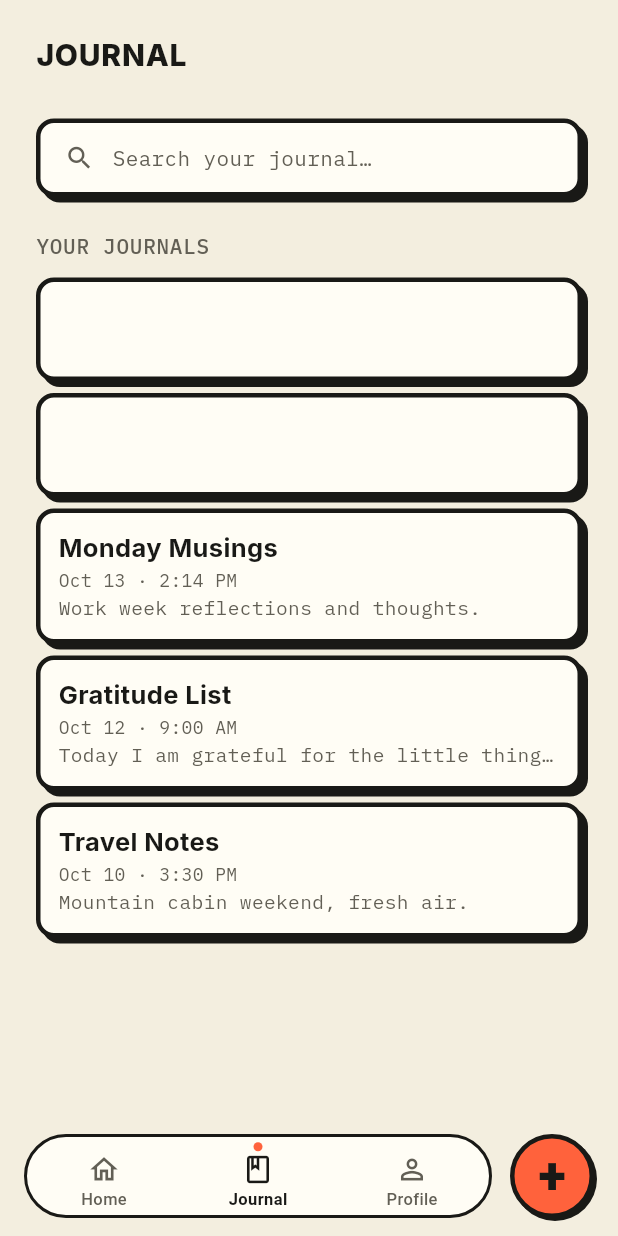
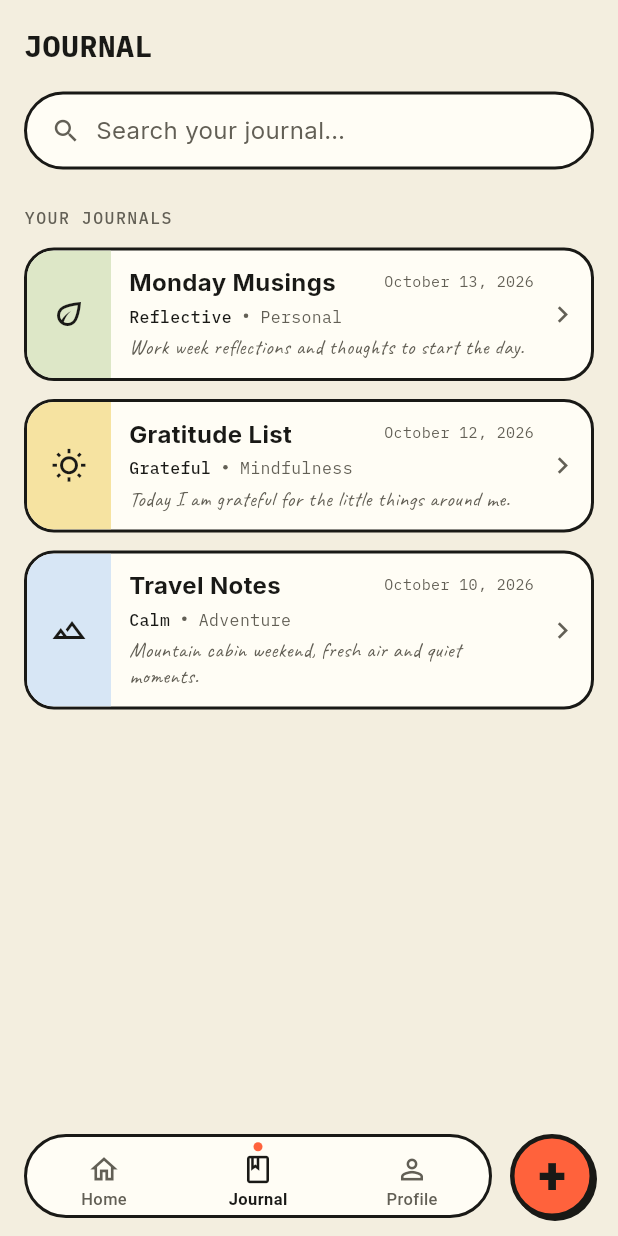
Before and after one commit to Swift2007/Kyou, a Flutter app: the JournalScreen screen opened directly, on a phone screen of 412 x 824 dp. Run offline on Flutter 3.47's test engine with Material 3 defaults, Android fonts, the phone set to English and light mode, and no system bars; our stand-ins replace dio, flutter_riverpod, flutter_svg, go_router, google_fonts, google_sign_in and 1 more; accounts and stored records are empty.

Commit message:
Polished the journal screen

```diff
--- a/frontend/lib/features/journal/journal_screen.dart
+++ b/frontend/lib/features/journal/journal_screen.dart
@@ -1,11 +1,11 @@
 // Responsibility: Journal screen — lists journals/entries. Uses shared bottom dock.
-// No status bar, no home indicator pill.
+// New journal cards: icon/color block, title/date, mood/trait, intro, chevron.
 import 'package:flutter/material.dart';
 import 'package:flutter_riverpod/flutter_riverpod.dart';
-import 'package:google_fonts/google_fonts.dart';
 
 import '../../core/theme.dart';
 import '../../core/widgets/app_bottom_dock.dart';
+import 'widgets/journal_entry_card.dart';
 
 class JournalScreen extends ConsumerWidget {
   const JournalScreen({super.key});
@@ -18,27 +18,26 @@ class JournalScreen extends ConsumerWidget {
       body: SafeArea(
         bottom: false,
         child: SingleChildScrollView(
-          padding: const EdgeInsets.fromLTRB(24, 12, 24, 120),
+          padding: const EdgeInsets.fromLTRB(16, 16, 16, 120),
           child: Column(
             crossAxisAlignment: CrossAxisAlignment.stretch,
             children: const [
               _JournalAppBar(),
-              SizedBox(height: 18),
+              SizedBox(height: 16),
               _JournalSearchField(),
               SizedBox(height: 24),
               Text(
                 'YOUR JOURNALS',
                 style: TextStyle(
                   fontFamily: 'IBM Plex Mono',
-                  fontSize: 14,
+                  fontSize: 11,
                   fontWeight: FontWeight.w500,
                   color: AppColors.muted,
-                  letterSpacing: 0.5,
-                  height: 18 / 14,
+                  letterSpacing: 1,
                 ),
               ),
               SizedBox(height: 12),
-              _JournalRows(),
+              _JournalCards(),
             ],
           ),
         ),
@@ -52,17 +51,13 @@ class _JournalAppBar extends StatelessWidget {
 
   @override
   Widget build(BuildContext context) {
-    return const Padding(
-      padding: EdgeInsets.symmetric(vertical: 10),
-      child: Text(
-        'JOURNAL',
-        style: TextStyle(
-          fontFamily: 'Inter',
-          fontSize: 20,
-          fontWeight: FontWeight.w800,
-          color: AppColors.ink,
-          letterSpacing: 0.5,
-        ),
+    return const Text(
+      'JOURNAL',
+      style: TextStyle(
+        fontFamily: 'IBM Plex Mono',
+        fontSize: 20,
+        fontWeight: FontWeight.w700,
+        color: AppColors.ink,
       ),
     );
   }
@@ -77,26 +72,24 @@ class _JournalSearchField extends StatelessWidget {
       height: 52,
       decoration: BoxDecoration(
         color: AppColors.surface,
-        borderRadius: BorderRadius.circular(12),
-        border: Border.all(color: AppColors.ink, width: 3),
-        boxShadow: const [
-          BoxShadow(color: AppColors.ink, offset: Offset(4, 4), blurRadius: 0),
-        ],
+        borderRadius: BorderRadius.circular(26),
+        border: Border.all(color: AppColors.ink, width: 2),
       ),
-      child: Row(
+      padding: const EdgeInsets.symmetric(horizontal: 16),
+      child: const Row(
         children: [
-          const SizedBox(width: 16),
-          const Icon(Icons.search, size: 20, color: AppColors.muted),
-          const SizedBox(width: 12),
+          Icon(Icons.search, size: 20, color: AppColors.muted),
+          SizedBox(width: 10),
           Expanded(
             child: Text(
               'Search your journal…',
-              style: GoogleFonts.ibmPlexMono(
-                fontSize: 14,
+              style: TextStyle(
+                fontFamily: 'Inter',
+                fontSize: 16,
                 fontWeight: FontWeight.w400,
                 color: AppColors.muted,
-                height: 19 / 14,
               ),
+              overflow: TextOverflow.ellipsis,
             ),
           ),
         ],
@@ -105,102 +98,43 @@ class _JournalSearchField extends StatelessWidget {
   }
 }
 
-class _JournalRows extends StatelessWidget {
-  const _JournalRows();
+class _JournalCards extends StatelessWidget {
+  const _JournalCards();
 
   @override
   Widget build(BuildContext context) {
     return Column(
       children: const [
-        _JournalRow(title: null, date: null, body: null),
-        SizedBox(height: 8),
-        _JournalRow(title: null, date: null, body: null),
-        SizedBox(height: 8),
-        _JournalRow(
+        JournalEntryCard(
           title: 'Monday Musings',
-          date: 'Oct 13 · 2:14 PM',
-          body: 'Work week reflections and thoughts.',
+          date: 'October 13, 2026',
+          mood: 'Reflective',
+          trait: 'Personal',
+          intro: 'Work week reflections and thoughts to start the day.',
+          icon: Icons.eco_outlined,
+          iconBackgroundColor: Color(0xFFDDE7C7),
         ),
-        SizedBox(height: 8),
-        _JournalRow(
+        SizedBox(height: 12),
+        JournalEntryCard(
           title: 'Gratitude List',
-          date: 'Oct 12 · 9:00 AM',
-          body: 'Today I am grateful for the little things.',
+          date: 'October 12, 2026',
+          mood: 'Grateful',
+          trait: 'Mindfulness',
+          intro: 'Today I am grateful for the little things around me.',
+          icon: Icons.wb_sunny_outlined,
+          iconBackgroundColor: Color(0xFFF6E3A1),
         ),
-        SizedBox(height: 8),
-        _JournalRow(
+        SizedBox(height: 12),
+        JournalEntryCard(
           title: 'Travel Notes',
-          date: 'Oct 10 · 3:30 PM',
-          body: 'Mountain cabin weekend, fresh air.',
+          date: 'October 10, 2026',
+          mood: 'Calm',
+          trait: 'Adventure',
+          intro: 'Mountain cabin weekend, fresh air and quiet moments.',
+          icon: Icons.terrain_outlined,
+          iconBackgroundColor: Color(0xFFD7E6F5),
         ),
       ],
     );
   }
 }
-
-class _JournalRow extends StatelessWidget {
-  final String? title;
-  final String? date;
-  final String? body;
-
-  const _JournalRow({this.title, this.date, this.body});
-
-  @override
-  Widget build(BuildContext context) {
-    return Container(
-      width: double.infinity,
-      constraints: const BoxConstraints(minHeight: 69),
-      decoration: BoxDecoration(
-        color: AppColors.surface,
-        borderRadius: BorderRadius.circular(12),
-        border: Border.all(color: AppColors.ink, width: 3),
-        boxShadow: const [
-          BoxShadow(color: AppColors.ink, offset: Offset(4, 4), blurRadius: 0),
-        ],
-      ),
-      child: Padding(
-        padding: const EdgeInsets.all(12),
-        child: Column(
-          crossAxisAlignment: CrossAxisAlignment.start,
-          mainAxisAlignment: MainAxisAlignment.center,
-          children: [
-            if (title != null) ...[
-              Text(
-                title!,
-                style: GoogleFonts.inter(
-                  fontSize: 17,
-                  fontWeight: FontWeight.w700,
-                  color: AppColors.ink,
-                  height: 21 / 17,
-                ),
-              ),
-              const SizedBox(height: 4),
-              Text(
-                date ?? '',
-                style: GoogleFonts.ibmPlexMono(
-                  fontSize: 12,
-                  fontWeight: FontWeight.w400,
-                  color: AppColors.muted,
-                  height: 14 / 12,
-                ),
-              ),
-              const SizedBox(height: 4),
-              if (body != null)
-                Text(
-                  body!,
-                  style: GoogleFonts.ibmPlexMono(
-                    fontSize: 13,
-                    fontWeight: FontWeight.w400,
-                    color: AppColors.muted,
-                    height: 17 / 13,
-                  ),
-                  maxLines: 1,
-                  overflow: TextOverflow.ellipsis,
-                ),
-            ],
-          ],
-        ),
-      ),
-    );
-  }
-}
--- /dev/null
+++ b/frontend/lib/features/journal/widgets/journal_entry_card.dart
@@ -0,0 +1,176 @@
+// Responsibility: Journal entry card — icon/color block, content, chevron.
+// Configurable for user-chosen icon/color; OpenPencil-aligned typography.
+import 'package:flutter/material.dart';
+import 'package:google_fonts/google_fonts.dart';
+
+import '../../../core/theme.dart';
+
+class JournalEntryCard extends StatelessWidget {
+  final String title;
+  final String date;
+  final String mood;
+  final String trait;
+  final String intro;
+  final IconData icon;
+  final Color iconBackgroundColor;
+  final VoidCallback? onTap;
+
+  const JournalEntryCard({
+    super.key,
+    required this.title,
+    required this.date,
+    required this.mood,
+    required this.trait,
+    required this.intro,
+    this.icon = Icons.eco_outlined,
+    this.iconBackgroundColor = const Color(0xFFDDE7C7),
+    this.onTap,
+  });
+
+  @override
+  Widget build(BuildContext context) {
+    final iconColor =
+        ThemeData.estimateBrightnessForColor(iconBackgroundColor) ==
+                Brightness.dark
+            ? AppColors.surface
+            : AppColors.ink;
+
+    return Material(
+      color: Colors.transparent,
+      child: InkWell(
+        onTap: onTap,
+        borderRadius: BorderRadius.circular(20),
+        child: Container(
+          decoration: BoxDecoration(
+            color: AppColors.surface,
+            borderRadius: BorderRadius.circular(20),
+            border: Border.all(color: AppColors.ink, width: 2),
+          ),
+          child: ClipRRect(
+            borderRadius: BorderRadius.circular(18),
+            child: IntrinsicHeight(
+              child: Row(
+                crossAxisAlignment: CrossAxisAlignment.stretch,
+                children: [
+                  Container(
+                    width: 56,
+                    color: iconBackgroundColor,
+                    alignment: Alignment.center,
+                    child: Icon(icon, size: 24, color: iconColor),
+                  ),
+                  Expanded(
+                    child: Padding(
+                      padding: const EdgeInsets.fromLTRB(12, 12, 8, 12),
+                      child: Column(
+                        crossAxisAlignment: CrossAxisAlignment.start,
+                        mainAxisAlignment: MainAxisAlignment.center,
+                        mainAxisSize: MainAxisSize.min,
+                        children: [
+                          Row(
+                            crossAxisAlignment: CrossAxisAlignment.start,
+                            children: [
+                              Expanded(
+                                child: Text(
+                                  title,
+                                  style: const TextStyle(
+                                    fontFamily: 'Inter',
+                                    fontSize: 16,
+                                    fontWeight: FontWeight.w700,
+                                    color: AppColors.ink,
+                                    height: 1.2,
+                                  ),
+                                  maxLines: 1,
+                                  overflow: TextOverflow.ellipsis,
+                                ),
+                              ),
+                              const SizedBox(width: 8),
+                              Padding(
+                                padding: const EdgeInsets.only(top: 2),
+                                child: Text(
+                                  date,
+                                  style: const TextStyle(
+                                    fontFamily: 'IBM Plex Mono',
+                                    fontSize: 10,
+                                    fontWeight: FontWeight.w400,
+                                    color: AppColors.muted,
+                                    height: 1.2,
+                                  ),
+                                  textAlign: TextAlign.right,
+                                ),
+                              ),
+                            ],
+                          ),
+                          const SizedBox(height: 6),
+                          Wrap(
+                            spacing: 8,
+                            runSpacing: 4,
+                            crossAxisAlignment: WrapCrossAlignment.center,
+                            children: [
+                              _MetaLabel(text: mood, emphasized: true),
+                              Container(
+                                width: 3,
+                                height: 3,
+                                decoration: const BoxDecoration(
+                                  color: AppColors.muted,
+                                  shape: BoxShape.circle,
+                                ),
+                              ),
+                              _MetaLabel(text: trait, emphasized: false),
+                            ],
+                          ),
+                          const SizedBox(height: 6),
+                          Text(
+                            intro,
+                            style: GoogleFonts.caveat(
+                              fontSize: 14,
+                              fontWeight: FontWeight.w400,
+                              color: AppColors.muted,
+                              height: 1.2,
+                            ),
+                            maxLines: 2,
+                            overflow: TextOverflow.ellipsis,
+                          ),
+                        ],
+                      ),
+                    ),
+                  ),
+                  const Padding(
+                    padding: EdgeInsets.only(right: 8),
+                    child: Center(
+                      child: Icon(
+                        Icons.chevron_right,
+                        size: 22,
+                        color: AppColors.muted,
+                      ),
+                    ),
+                  ),
+                ],
+              ),
+            ),
+          ),
+        ),
+      ),
+    );
+  }
+}
+
+class _MetaLabel extends StatelessWidget {
+  final String text;
+  final bool emphasized;
+
+  const _MetaLabel({required this.text, required this.emphasized});
+
+  @override
+  Widget build(BuildContext context) {
+    return Text(
+      text,
+      style: TextStyle(
+        fontFamily: 'IBM Plex Mono',
+        fontSize: 11,
+        fontWeight: emphasized ? FontWeight.w500 : FontWeight.w400,
+        color: emphasized ? AppColors.ink : AppColors.muted,
+        height: 1.2,
+      ),
+    );
+  }
+}
```
